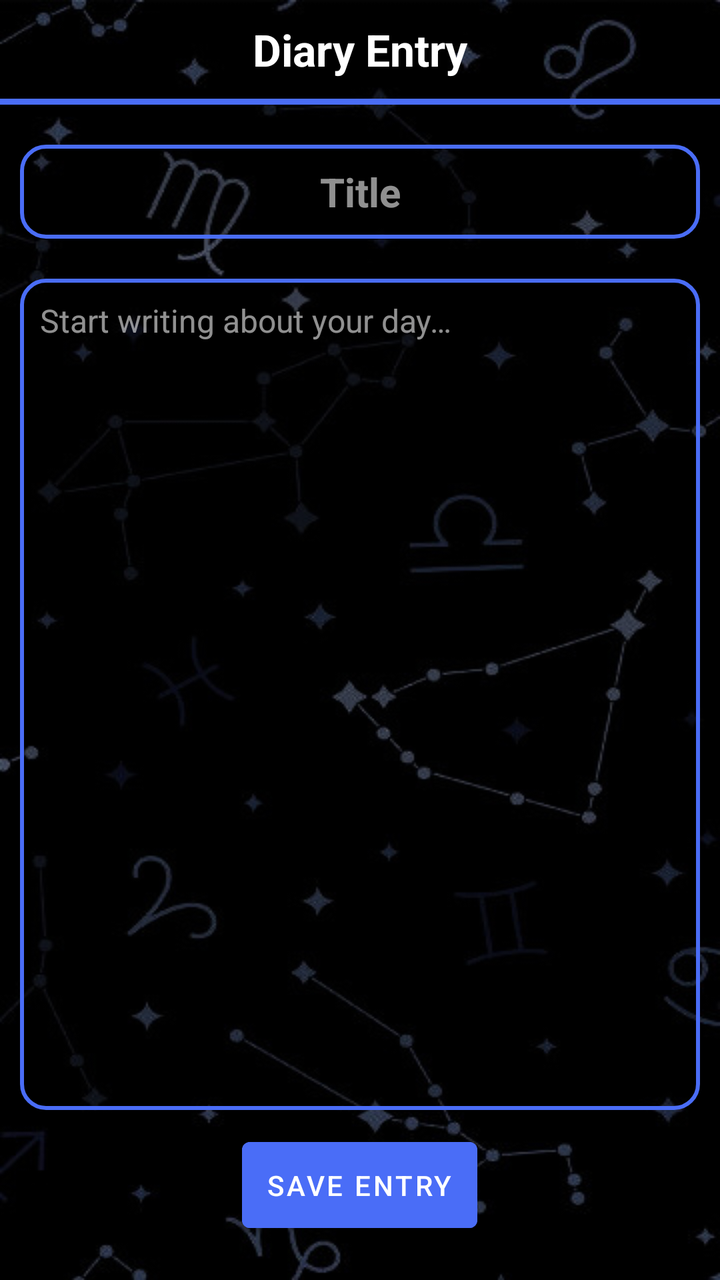
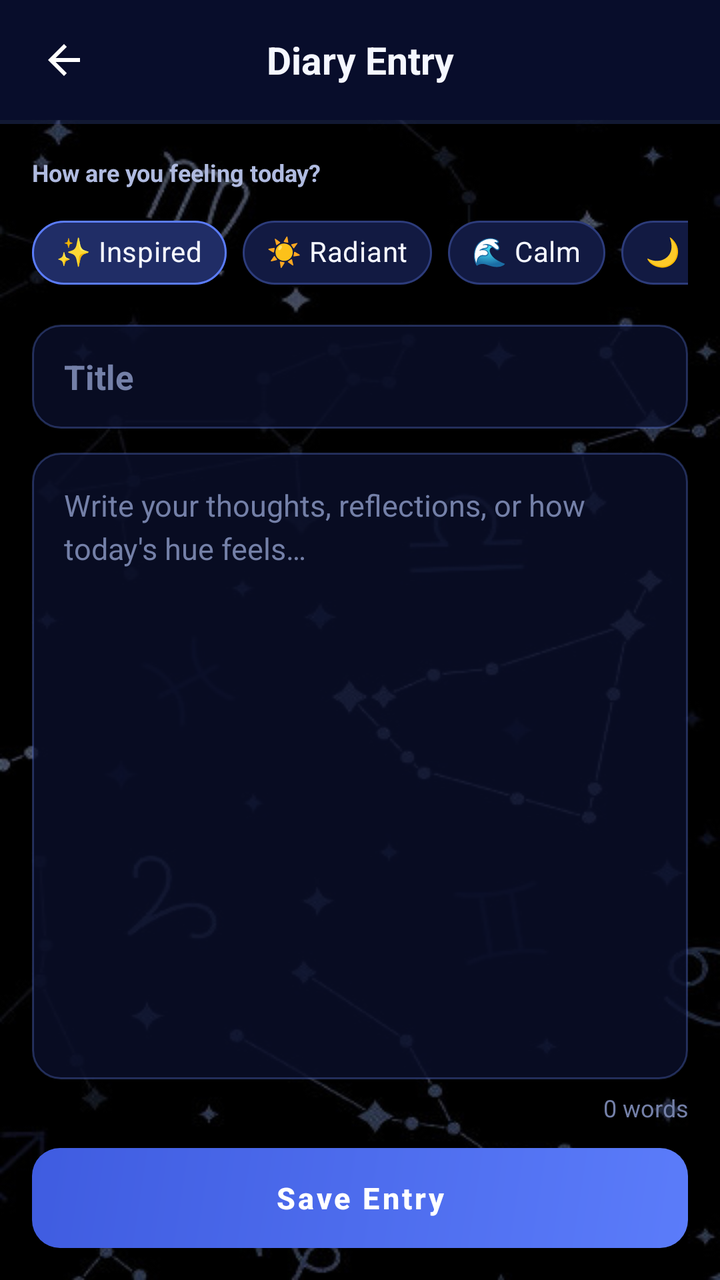

The first picture is an Android layout as it rendered before a commit; the second is the same layout after the commit. The layout source and the unified diff follow.
<!-- AndroidManifest.xml: application theme Theme.ZodiacHue -->
<!-- res/layout/activity_diary_page.xml -->
<?xml version="1.0" encoding="utf-8"?>
<LinearLayout xmlns:android="http://schemas.android.com/apk/res/android"
    xmlns:tools="http://schemas.android.com/tools"
    android:orientation="vertical"
    android:layout_width="match_parent"
    android:layout_height="match_parent"
    android:background="@drawable/background"
    tools:context=".DiaryPageActivity">

    <LinearLayout
        android:layout_width="match_parent"
        android:layout_height="wrap_content"
        android:orientation="horizontal"
        android:padding="10dp"
        android:gravity="center_vertical">

        <TextView
            android:layout_width="0dp"
            android:layout_height="wrap_content"
            android:layout_weight="1"
            android:gravity="center"
            android:text="@string/diary_entry"
            android:textColor="@color/white"
            android:textSize="22sp"
            android:textStyle="bold"/>
    </LinearLayout>

    <View
        android:layout_width="match_parent"
        android:layout_height="3dp"
        android:background="#4a6df7"
        android:layout_marginBottom="10dp"/>

    <EditText
        android:id="@+id/et_title"
        android:layout_width="match_parent"
        android:layout_height="wrap_content"
        android:hint="@string/title"
        android:textColorHint="#90FFFFFF"
        android:textColor="@color/white"
        android:textSize="20sp"
        android:textStyle="bold"
        android:gravity="center"
        android:background="@drawable/edittext_background"
        android:padding="10dp"
        android:layout_margin="10dp"
        android:autofillHints="title"
        android:inputType="text"/>

    <EditText
        android:id="@+id/et_content"
        android:layout_width="match_parent"
        android:layout_height="0dp"
        android:layout_weight="1"
        android:hint="@string/start_writing_about_your_day"
        android:textColor="@color/white"
        android:textSize="16sp"
        android:gravity="start|top"
        android:background="@drawable/edittext_background"
        android:padding="10dp"
        android:layout_margin="10dp"
        android:autofillHints="diary entry"
        android:inputType="textMultiLine"
        android:textColorHint="#90FFFFFF"/>

    <Button
        android:id="@+id/btn_saveDiary"
        android:layout_width="wrap_content"
        android:layout_height="wrap_content"
        android:text="@string/save_entry"
        android:layout_gravity="center_horizontal"
        android:layout_marginBottom="20dp"
        android:backgroundTint="#4a6df7"
        android:textColor="@color/white"
        android:padding="12dp"/>
</LinearLayout>
<!-- resources referenced by this layout -->
<resources>
  <color name="white">#FFFFFFFF</color>
  <!-- drawable edittext_background (drawable) -->
  <?xml version="1.0" encoding="utf-8"?>
  <shape xmlns:android="http://schemas.android.com/apk/res/android" android:shape="rectangle">
      <solid android:color="#33000000" />
      <stroke android:width="2dp" android:color="#4a6df7" />
      <corners android:radius="12dp" />
      <padding android:left="15dp" android:right="15dp" android:top="10dp" android:bottom="10dp" />
  </shape>
  <string name="diary_entry">Diary Entry</string>
  <string name="save_entry">Save Entry</string>
  <string name="start_writing_about_your_day">Start writing about your day…</string>
  <string name="title">Title</string>
  <style name="Theme.ZodiacHue" parent="Theme.MaterialComponents.Light.NoActionBar">
          
          <item name="colorPrimary">@color/purple_500</item>
          <item name="colorPrimaryVariant">@color/purple_700</item>
          <item name="colorOnPrimary">@color/white</item>
          
          <item name="colorSecondary">@color/teal_200</item>
          <item name="colorSecondaryVariant">@color/teal_700</item>
          <item name="colorOnSecondary">@color/black</item>
      </style>
  <color name="purple_500">#FF6200EE</color>
  <color name="purple_700">#FF3700B3</color>
  <color name="teal_200">#FF03DAC5</color>
  <color name="teal_700">#FF018786</color>
  <color name="black">#FF000000</color>
  <!-- unchanged entries left out for length: 1 -->
</resources>

<!-- the commit's change to res/layout/activity_diary_page.xml (unified diff, before → after) -->
@@ -1,76 +1,187 @@
 <?xml version="1.0" encoding="utf-8"?>
 <LinearLayout xmlns:android="http://schemas.android.com/apk/res/android"
+    xmlns:app="http://schemas.android.com/apk/res-auto"
     xmlns:tools="http://schemas.android.com/tools"
-    android:orientation="vertical"
     android:layout_width="match_parent"
     android:layout_height="match_parent"
     android:background="@drawable/background"
+    android:orientation="vertical"
     tools:context=".DiaryPageActivity">
 
+    
     <LinearLayout
         android:layout_width="match_parent"
         android:layout_height="wrap_content"
+        android:background="@color/midnight_blue"
+        android:gravity="center_vertical"
         android:orientation="horizontal"
-        android:padding="10dp"
-        android:gravity="center_vertical">
+        android:paddingHorizontal="12dp"
+        android:paddingVertical="10dp">
+
+        <ImageButton
+            android:id="@+id/btn_back_diary_page"
+            android:layout_width="40dp"
+            android:layout_height="40dp"
+            android:background="?attr/selectableItemBackgroundBorderless"
+            android:contentDescription="@string/back"
+            android:padding="8dp"
+            android:src="@drawable/ic_back" />
 
         <TextView
+            android:id="@+id/txt_diary_page_header"
             android:layout_width="0dp"
             android:layout_height="wrap_content"
             android:layout_weight="1"
             android:gravity="center"
+            android:paddingEnd="40dp"
             android:text="@string/diary_entry"
-            android:textColor="@color/white"
-            android:textSize="22sp"
-            android:textStyle="bold"/>
+            android:textColor="@color/text_primary"
+            android:textSize="19sp"
+            android:textStyle="bold" />
     </LinearLayout>
 
     <View
         android:layout_width="match_parent"
-        android:layout_height="3dp"
-        android:background="#4a6df7"
-        android:layout_marginBottom="10dp"/>
+        android:layout_height="2dp"
+        android:background="@color/cosmic_divider" />
 
-    <EditText
-        android:id="@+id/et_title"
-        android:layout_width="match_parent"
-        android:layout_height="wrap_content"
-        android:hint="@string/title"
-        android:textColorHint="#90FFFFFF"
-        android:textColor="@color/white"
-        android:textSize="20sp"
-        android:textStyle="bold"
-        android:gravity="center"
-        android:background="@drawable/edittext_background"
-        android:padding="10dp"
-        android:layout_margin="10dp"
-        android:autofillHints="title"
-        android:inputType="text"/>
-
-    <EditText
-        android:id="@+id/et_content"
+    <LinearLayout
         android:layout_width="match_parent"
         android:layout_height="0dp"
         android:layout_weight="1"
-        android:hint="@string/start_writing_about_your_day"
-        android:textColor="@color/white"
-        android:textSize="16sp"
-        android:gravity="start|top"
-        android:background="@drawable/edittext_background"
-        android:padding="10dp"
-        android:layout_margin="10dp"
-        android:autofillHints="diary entry"
-        android:inputType="textMultiLine"
-        android:textColorHint="#90FFFFFF"/>
+        android:orientation="vertical"
+        android:padding="16dp">
 
-    <Button
-        android:id="@+id/btn_saveDiary"
-        android:layout_width="wrap_content"
-        android:layout_height="wrap_content"
-        android:text="@string/save_entry"
-        android:layout_gravity="center_horizontal"
-        android:layout_marginBottom="20dp"
-        android:backgroundTint="#4a6df7"
-        android:textColor="@color/white"
-        android:padding="12dp"/>
+        <TextView
+            android:layout_width="wrap_content"
+            android:layout_height="wrap_content"
+            android:text="How are you feeling today?"
+            android:textColor="@color/text_secondary"
+            android:textSize="12sp"
+            android:textStyle="bold" />
+
+        <HorizontalScrollView
+            android:layout_width="match_parent"
+            android:layout_height="wrap_content"
+            android:layout_marginTop="8dp"
+            android:scrollbars="none">
+
+            <com.google.android.material.chip.ChipGroup
+                android:id="@+id/chip_group_mood"
+                android:layout_width="wrap_content"
+                android:layout_height="wrap_content"
+                app:selectionRequired="true"
+                app:singleSelection="true">
+
+                <com.google.android.material.chip.Chip
+                    android:id="@+id/chip_inspired"
+                    style="@style/Widget.MaterialComponents.Chip.Choice"
+                    android:layout_width="wrap_content"
+                    android:layout_height="wrap_content"
+                    android:checked="true"
+                    android:text="✨ Inspired"
+                    android:textColor="@color/text_primary"
+                    app:chipBackgroundColor="@color/chip_bg_selector"
+                    app:chipStrokeColor="@color/chip_stroke_selector"
+                    app:chipStrokeWidth="1dp" />
+
+                <com.google.android.material.chip.Chip
+                    android:id="@+id/chip_radiant"
+                    style="@style/Widget.MaterialComponents.Chip.Choice"
+                    android:layout_width="wrap_content"
+                    android:layout_height="wrap_content"
+                    android:text="☀️ Radiant"
+                    android:textColor="@color/text_primary"
+                    app:chipBackgroundColor="@color/chip_bg_selector"
+                    app:chipStrokeColor="@color/chip_stroke_selector"
+                    app:chipStrokeWidth="1dp" />
+
+                <com.google.android.material.chip.Chip
+                    android:id="@+id/chip_calm"
+                    style="@style/Widget.MaterialComponents.Chip.Choice"
+                    android:layout_width="wrap_content"
+                    android:layout_height="wrap_content"
+                    android:text="🌊 Calm"
+                    android:textColor="@color/text_primary"
+                    app:chipBackgroundColor="@color/chip_bg_selector"
+                    app:chipStrokeColor="@color/chip_stroke_selector"
+                    app:chipStrokeWidth="1dp" />
+
+                <com.google.android.material.chip.Chip
+                    android:id="@+id/chip_reflective"
+                    style="@style/Widget.MaterialComponents.Chip.Choice"
+                    android:layout_width="wrap_content"
+                    android:layout_height="wrap_content"
+                    android:text="🌙 Reflective"
+                    android:textColor="@color/text_primary"
+                    app:chipBackgroundColor="@color/chip_bg_selector"
+                    app:chipStrokeColor="@color/chip_stroke_selector"
+                    app:chipStrokeWidth="1dp" />
+
+                <com.google.android.material.chip.Chip
+                    android:id="@+id/chip_bold"
+                    style="@style/Widget.MaterialComponents.Chip.Choice"
+                    android:layout_width="wrap_content"
+                    android:layout_height="wrap_content"
+                    android:text="🔥 Bold"
+                    android:textColor="@color/text_primary"
+                    app:chipBackgroundColor="@color/chip_bg_selector"
+                    app:chipStrokeColor="@color/chip_stroke_selector"
+                    app:chipStrokeWidth="1dp" />
+            </com.google.android.material.chip.ChipGroup>
+        </HorizontalScrollView>
+
+        <EditText
+            android:id="@+id/et_title"
+            android:layout_width="match_parent"
+            android:layout_height="52dp"
+            android:layout_marginTop="12dp"
+            android:autofillHints="title"
+            android:background="@drawable/input_cosmic"
+            android:hint="@string/title"
+            android:imeOptions="actionNext"
+            android:inputType="textCapSentences"
+            android:maxLines="1"
+            android:paddingHorizontal="16dp"
+            android:singleLine="true"
+            android:textColor="@color/text_primary"
+            android:textColorHint="@color/text_muted"
+            android:textSize="17sp"
+            android:textStyle="bold" />
+
+        <EditText
+            android:id="@+id/et_content"
+            android:layout_width="match_parent"
+            android:layout_height="0dp"
+            android:layout_marginTop="12dp"
+            android:layout_weight="1"
+            android:autofillHints="diary entry"
+            android:background="@drawable/input_cosmic"
+            android:gravity="start|top"
+            android:hint="@string/start_writing_about_your_day"
+            android:inputType="textMultiLine|textCapSentences"
+            android:lineSpacingExtra="4dp"
+            android:padding="16dp"
+            android:textColor="@color/text_primary"
+            android:textColorHint="@color/text_muted"
+            android:textSize="15sp" />
+
+        <TextView
+            android:id="@+id/txt_word_count"
+            android:layout_width="match_parent"
+            android:layout_height="wrap_content"
+            android:layout_marginTop="6dp"
+            android:gravity="end"
+            android:text="0 words"
+            android:textColor="@color/text_muted"
+            android:textSize="12sp" />
+
+        <androidx.appcompat.widget.AppCompatButton
+            android:id="@+id/btn_saveDiary"
+            style="@style/CosmicPrimaryButton"
+            android:layout_width="match_parent"
+            android:layout_height="50dp"
+            android:layout_marginTop="12dp"
+            android:text="@string/save_entry" />
+    </LinearLayout>
 </LinearLayout>
<!-- resource entries referenced after the edit -->
@@ -1,33 +1,92 @@
 <!-- resources referenced by this layout -->
 <resources>
+  <color name="cosmic_divider">#335B7CFA</color>
+  <color name="midnight_blue">#080D2B</color>
+  <color name="text_muted">#7480A8</color>
+  <color name="text_primary">#F5F7FF</color>
+  <color name="text_secondary">#B0BBE0</color>
+  <!-- drawable ic_back (drawable) -->
+  <vector xmlns:android="http://schemas.android.com/apk/res/android"
+      android:width="24dp"
+      android:height="24dp"
+      android:viewportWidth="24"
+      android:viewportHeight="24">
+      <path
+          android:fillColor="#FFFFFF"
+          android:pathData="M20,11H7.83l5.59,-5.59L12,4l-8,8 8,8 1.41,-1.41L7.83,13H20v-2z" />
+  </vector>
+  <!-- drawable input_cosmic (drawable) -->
+  <?xml version="1.0" encoding="utf-8"?>
+  <selector xmlns:android="http://schemas.android.com/apk/res/android">
+      <item android:state_focused="true">
+          <shape android:shape="rectangle">
+              <solid android:color="@color/cosmic_input_bg" />
+              <stroke
+                  android:width="1.5dp"
+                  android:color="@color/indigo_accent" />
+              <corners android:radius="14dp" />
+          </shape>
+      </item>
+      <item>
+          <shape android:shape="rectangle">
+              <solid android:color="@color/cosmic_input_bg" />
+              <stroke
+                  android:width="1dp"
+                  android:color="@color/cosmic_stroke" />
+              <corners android:radius="14dp" />
+          </shape>
+      </item>
+  </selector>
+  <string name="back">Back</string>
   <color name="white">#FFFFFFFF</color>
-  <!-- drawable edittext_background (drawable) -->
-  <?xml version="1.0" encoding="utf-8"?>
-  <shape xmlns:android="http://schemas.android.com/apk/res/android" android:shape="rectangle">
-      <solid android:color="#33000000" />
-      <stroke android:width="2dp" android:color="#4a6df7" />
-      <corners android:radius="12dp" />
-      <padding android:left="15dp" android:right="15dp" android:top="10dp" android:bottom="10dp" />
-  </shape>
+  <color name="indigo_accent_dark">#3F5CE0</color>
+  <color name="cosmic_surface_solid">#121A42</color>
+  <color name="cosmic_bg_deep">#05081A</color>
   <string name="diary_entry">Diary Entry</string>
   <string name="save_entry">Save Entry</string>
-  <string name="start_writing_about_your_day">Start writing about your day…</string>
+  <string name="start_writing_about_your_day">Write your thoughts, reflections, or how today\'s hue feels…</string>
   <string name="title">Title</string>
-  <style name="Theme.ZodiacHue" parent="Theme.MaterialComponents.Light.NoActionBar">
-          
-          <item name="colorPrimary">@color/purple_500</item>
-          <item name="colorPrimaryVariant">@color/purple_700</item>
+  <style name="CosmicPrimaryButton" parent="Widget.MaterialComponents.Button">
+          <item name="android:background">@drawable/btn_primary_bg</item>
+          <item name="backgroundTint">@null</item>
+          <item name="android:textColor">@color/white</item>
+          <item name="android:textAllCaps">false</item>
+          <item name="android:textStyle">bold</item>
+          <item name="android:textSize">15sp</item>
+          <item name="android:minHeight">50dp</item>
+      </style>
+  <style name="Theme.ZodiacHue" parent="Theme.MaterialComponents.NoActionBar">
+          <item name="colorPrimary">@color/indigo_accent</item>
+          <item name="colorPrimaryVariant">@color/indigo_accent_dark</item>
           <item name="colorOnPrimary">@color/white</item>
-          
-          <item name="colorSecondary">@color/teal_200</item>
-          <item name="colorSecondaryVariant">@color/teal_700</item>
-          <item name="colorOnSecondary">@color/black</item>
+          <item name="colorSecondary">@color/indigo_accent</item>
+          <item name="colorSecondaryVariant">@color/indigo_accent_dark</item>
+          <item name="colorOnSecondary">@color/white</item>
+          <item name="colorSurface">@color/cosmic_surface_solid</item>
+          <item name="colorOnSurface">@color/text_primary</item>
+          <item name="android:windowBackground">@color/cosmic_bg_deep</item>
+          <item name="android:statusBarColor">@color/cosmic_bg_deep</item>
+          <item name="android:navigationBarColor">@color/midnight_blue</item>
+          <item name="android:windowLightStatusBar">false</item>
+          <item name="android:textColorHint">@color/text_muted</item>
       </style>
-  <color name="purple_500">#FF6200EE</color>
-  <color name="purple_700">#FF3700B3</color>
-  <color name="teal_200">#FF03DAC5</color>
-  <color name="teal_700">#FF018786</color>
-  <color name="black">#FF000000</color>
+  <color name="cosmic_input_bg">#CC0A0F2B</color>
+  <color name="indigo_accent">#5B7CFA</color>
+  <color name="cosmic_stroke">#4D6B8AFF</color>
+  <!-- drawable btn_primary_bg (drawable) -->
+  <?xml version="1.0" encoding="utf-8"?>
+  <ripple xmlns:android="http://schemas.android.com/apk/res/android"
+      android:color="#40FFFFFF">
+      <item>
+          <shape android:shape="rectangle">
+              <gradient
+                  android:angle="135"
+                  android:startColor="#5B7CFA"
+                  android:endColor="#3F5CE0" />
+              <corners android:radius="14dp" />
+          </shape>
+      </item>
+  </ripple>
   <!-- unchanged entries left out for length: 1 -->
 </resources>
 
